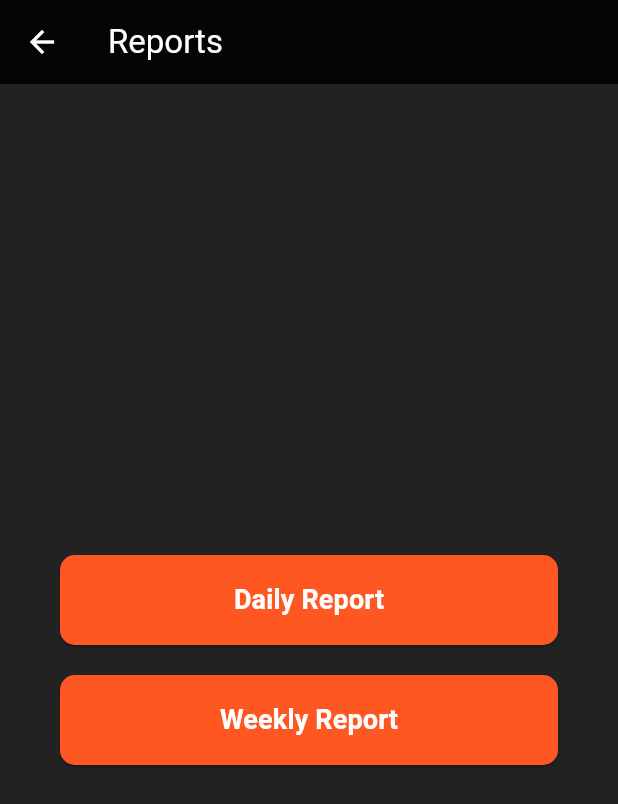
After one commit to rithbennet/CalTrack, a Flutter app: the ReportsSelectionScreen screen opened directly, on a phone screen of 412 x 824 dp. The commit adds this screen. Shown: the top 804 px of the screen. Run offline on Flutter 3.47's test engine with Material 3 defaults, Android fonts, the phone set to English and light mode, and no system bars; our stand-ins replace camera, cloud_firestore, firebase_auth, firebase_core, fl_chart, flutter_dotenv and 5 more; missing offline and left inert: mobile_scanner; accounts and stored records are empty; network calls fail.

Commit message:
added report screen and fixed padding on progress card

```diff
--- /dev/null
+++ b/lib/view/reports/reports_selection_screen.dart
@@ -0,0 +1,106 @@
+import 'package:flutter/material.dart';
+import 'package:provider/provider.dart';
+import 'package:caltrack/viewmodels/food_log_view_model.dart';
+import 'package:caltrack/viewmodels/user_view_model.dart';
+import 'daily_report_screen.dart';
+import 'weekly_report_screen.dart';
+
+class ReportsSelectionScreen extends StatelessWidget {
+  const ReportsSelectionScreen({super.key});
+
+  @override
+  Widget build(BuildContext context) {
+    return Scaffold(
+      backgroundColor: Colors.black87,
+      appBar: AppBar(
+        title: const Text('Reports'),
+        backgroundColor: Colors.black87,
+        elevation: 0,
+      ),
+      body: Center(
+        child: Padding(
+          padding: const EdgeInsets.symmetric(horizontal: 40.0),
+          child: Column(
+            mainAxisAlignment: MainAxisAlignment.center,
+            children: [
+              // Daily Report Button
+              ElevatedButton(
+                onPressed: () => _navigateToDailyReport(context),
+                style: ElevatedButton.styleFrom(
+                  backgroundColor: Colors.deepOrange,
+                  minimumSize: const Size.fromHeight(60),
+                  shape: RoundedRectangleBorder(
+                    borderRadius: BorderRadius.circular(10),
+                  ),
+                ),
+                child: const Text(
+                  'Daily Report',
+                  style: TextStyle(fontSize: 18, fontWeight: FontWeight.bold),
+                ),
+              ),
+
+              const SizedBox(height: 20),
+
+              // Weekly Report Button
+              ElevatedButton(
+                onPressed: () => _navigateToWeeklyReport(context),
+                style: ElevatedButton.styleFrom(
+                  backgroundColor: Colors.deepOrange,
+                  minimumSize: const Size.fromHeight(60),
+                  shape: RoundedRectangleBorder(
+                    borderRadius: BorderRadius.circular(10),
+                  ),
+                ),
+                child: const Text(
+                  'Weekly Report',
+                  style: TextStyle(fontSize: 18, fontWeight: FontWeight.bold),
+                ),
+              ),
+            ],
+          ),
+        ),
+      ),
+    );
+  }
+
+  void _navigateToDailyReport(BuildContext context) {
+    final foodLogViewModel = Provider.of<FoodLogViewModel>(
+      context,
+      listen: false,
+    );
+    final userViewModel = Provider.of<UserViewModel>(context, listen: false);
+
+    Navigator.push(
+      context,
+      MaterialPageRoute(
+        builder:
+            (context) => DailyReportScreen(
+              summary: foodLogViewModel.todaySummary,
+              // targetCalories: (userViewModel.userProfile?.effectiveDailyCalorieTarget ?? 2000).toDouble(),
+            ),
+      ),
+    );
+  }
+
+  void _navigateToWeeklyReport(BuildContext context) {
+    final foodLogViewModel = Provider.of<FoodLogViewModel>(
+      context,
+      listen: false,
+    );
+    final userViewModel = Provider.of<UserViewModel>(context, listen: false);
+
+    Navigator.push(
+      context,
+      MaterialPageRoute(
+        builder:
+            (context) => WeeklyReportScreen(
+              weeklySummary: foodLogViewModel.weeklySummary,
+              targetCalories:
+                  (userViewModel.userProfile?.effectiveDailyCalorieTarget ??
+                          2000)
+                      .toDouble(),
+            ),
+      ),
+    );
+  }
+}
```
Also changed, not shown: lib/view/components/bottom_nav_bar.dart (+6 -1 lines), lib/view/components/home/progress_cards_carousel.dart (+10 -6 lines).
